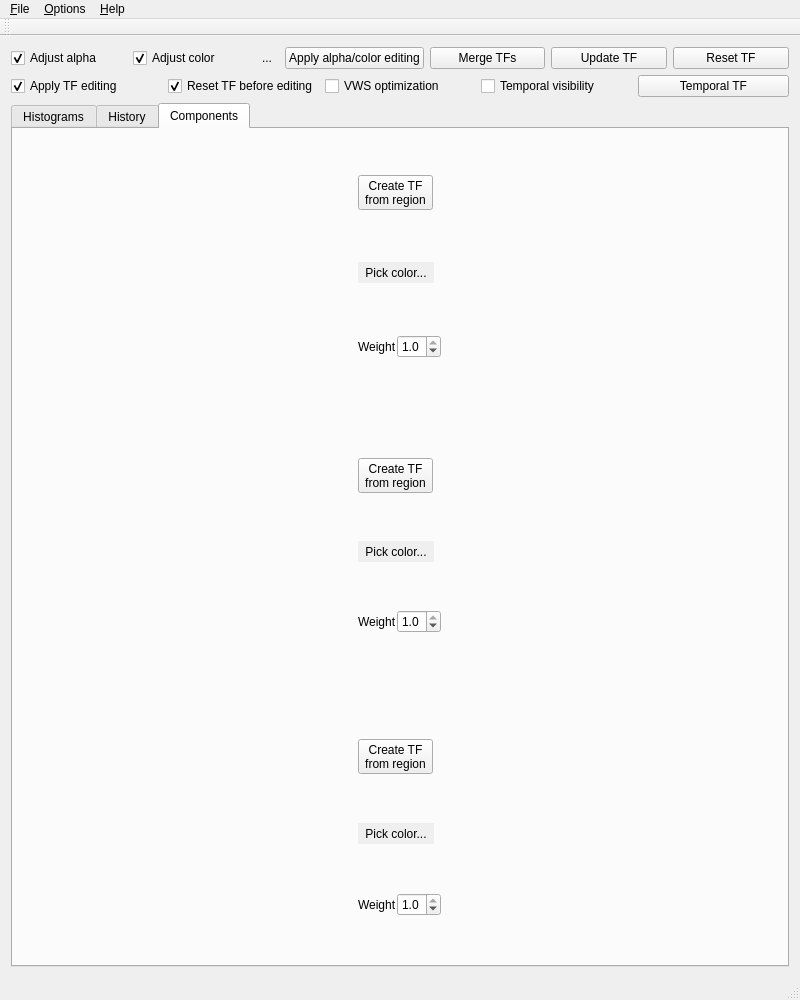
The window that QtCuda/mainwindow.ui (luosz/cuda-visibility) describes before a commit, drawn with Qt 5.
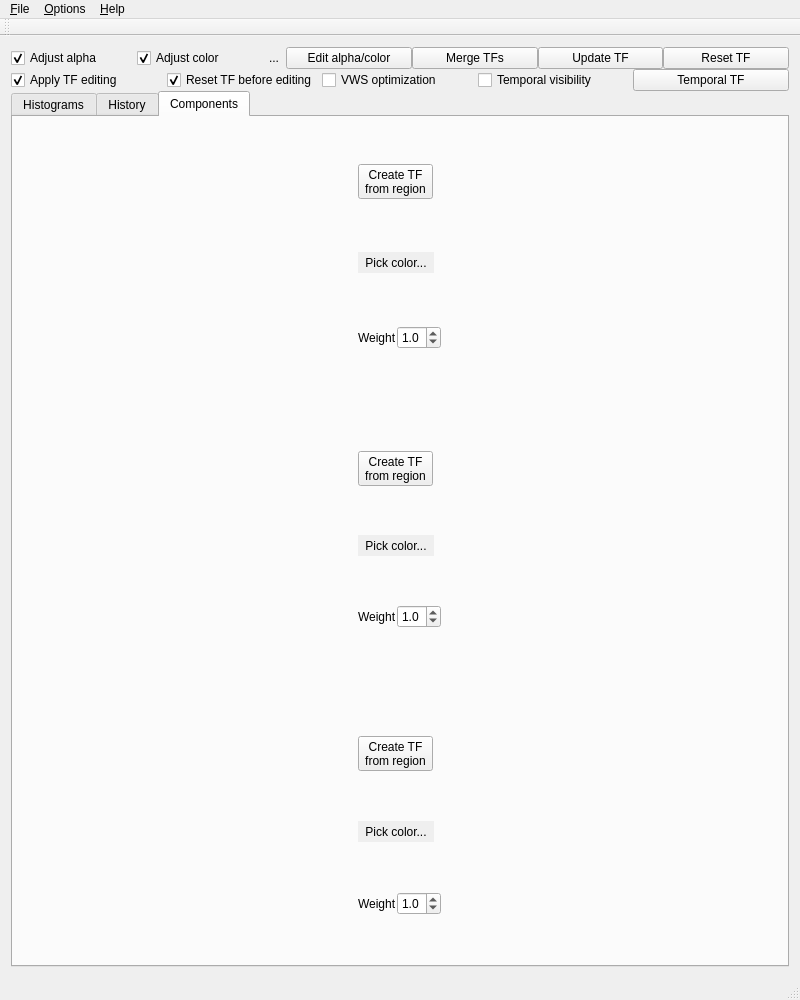
The same window after the commit. The open tabs and pages were chosen to show the change.

Commit message: reduce spacing, make the UI layout more compact

```diff
--- a/QtCuda/mainwindow.ui
+++ b/QtCuda/mainwindow.ui
@@ -42,6 +42,9 @@
        <property name="bottomMargin">
         <number>0</number>
        </property>
+       <property name="spacing">
+        <number>0</number>
+       </property>
        <item row="0" column="0">
         <layout class="QGridLayout" name="gridLayout_3">
          <property name="leftMargin">
@@ -56,8 +59,14 @@
          <property name="bottomMargin">
           <number>0</number>
          </property>
+         <property name="spacing">
+          <number>0</number>
+         </property>
          <item row="0" column="0">
-          <layout class="QGridLayout" name="gridLayout_4">
+          <layout class="QHBoxLayout" name="horizontalLayout_7">
+           <property name="spacing">
+            <number>0</number>
+           </property>
            <property name="leftMargin">
             <number>0</number>
            </property>
@@ -70,10 +79,7 @@
            <property name="bottomMargin">
             <number>0</number>
            </property>
-           <property name="verticalSpacing">
-            <number>7</number>
-           </property>
-           <item row="0" column="0">
+           <item>
             <widget class="QCheckBox" name="checkBox">
              <property name="sizePolicy">
               <sizepolicy hsizetype="Minimum" vsizetype="Fixed">
@@ -89,7 +95,7 @@
              </property>
             </widget>
            </item>
-           <item row="0" column="1">
+           <item>
             <widget class="QCheckBox" name="checkBox_2">
              <property name="text">
               <string>Adjust color</string>
@@ -99,7 +105,7 @@
              </property>
             </widget>
            </item>
-           <item row="0" column="2">
+           <item>
             <widget class="QToolButton" name="toolButton_4">
              <property name="autoFillBackground">
               <bool>true</bool>
@@ -112,28 +118,28 @@
              </property>
             </widget>
            </item>
-           <item row="0" column="3">
+           <item>
             <widget class="QPushButton" name="pushButton_3">
              <property name="text">
-              <string>Apply alpha/color editing</string>
+              <string>Edit alpha/color</string>
              </property>
             </widget>
            </item>
-           <item row="0" column="4">
+           <item>
             <widget class="QPushButton" name="pushButton">
              <property name="text">
               <string>Merge TFs</string>
              </property>
             </widget>
            </item>
-           <item row="0" column="5">
+           <item>
             <widget class="QPushButton" name="pushButton_2">
              <property name="text">
               <string>Update TF</string>
              </property>
             </widget>
            </item>
-           <item row="0" column="6">
+           <item>
             <widget class="QPushButton" name="pushButton_4">
              <property name="text">
               <string>Reset TF</string>
@@ -143,7 +149,10 @@
           </layout>
          </item>
          <item row="1" column="0">
-          <layout class="QGridLayout" name="gridLayout_5">
+          <layout class="QHBoxLayout" name="horizontalLayout_8">
+           <property name="spacing">
+            <number>0</number>
+           </property>
            <property name="leftMargin">
             <number>0</number>
            </property>
@@ -156,7 +165,7 @@
            <property name="bottomMargin">
             <number>0</number>
            </property>
-           <item row="0" column="0">
+           <item>
             <widget class="QCheckBox" name="checkBox_3">
              <property name="text">
               <string>Apply TF editing</string>
@@ -166,7 +175,7 @@
              </property>
             </widget>
            </item>
-           <item row="0" column="1">
+           <item>
             <widget class="QCheckBox" name="checkBox_4">
              <property name="text">
               <string>Reset TF before editing</string>
@@ -176,21 +185,21 @@
              </property>
             </widget>
            </item>
-           <item row="0" column="2">
+           <item>
             <widget class="QCheckBox" name="checkBox_5">
              <property name="text">
               <string>VWS optimization</string>
              </property>
             </widget>
            </item>
-           <item row="0" column="3">
+           <item>
             <widget class="QCheckBox" name="checkBox_6">
              <property name="text">
               <string>Temporal visibility</string>
              </property>
             </widget>
            </item>
-           <item row="0" column="4">
+           <item>
             <widget class="QPushButton" name="pushButton_5">
              <property name="text">
               <string>Temporal TF</string>
@@ -388,7 +397,7 @@
                      <number>1</number>
                     </property>
                     <property name="maximum">
-                     <double>1.000000000000000</double>
+                     <double>2.000000000000000</double>
                     </property>
                     <property name="singleStep">
                      <double>0.100000000000000</double>
@@ -473,7 +482,7 @@
                      <number>1</number>
                     </property>
                     <property name="maximum">
-                     <double>1.000000000000000</double>
+                     <double>2.000000000000000</double>
                     </property>
                     <property name="singleStep">
                      <double>0.100000000000000</double>
@@ -579,7 +588,7 @@
                      <number>1</number>
                     </property>
                     <property name="maximum">
-                     <double>1.000000000000000</double>
+                     <double>2.000000000000000</double>
                     </property>
                     <property name="singleStep">
                      <double>0.100000000000000</double>
```
Left out of the diff: 2 changed lines with no effect on the pictures. The commit also changes 2 other files.
